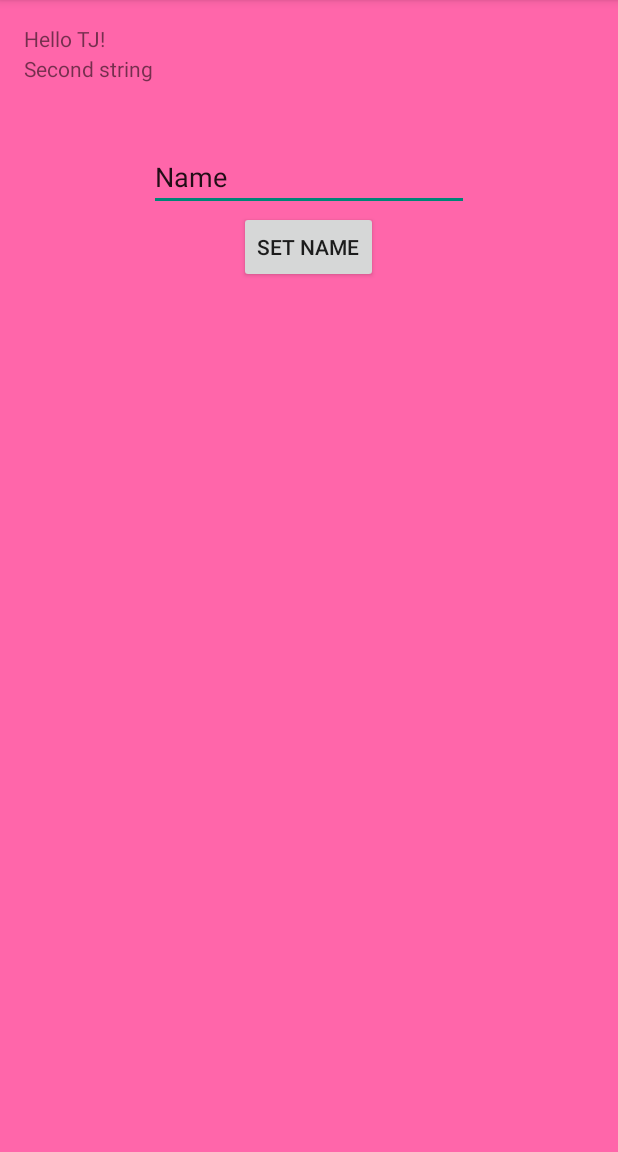
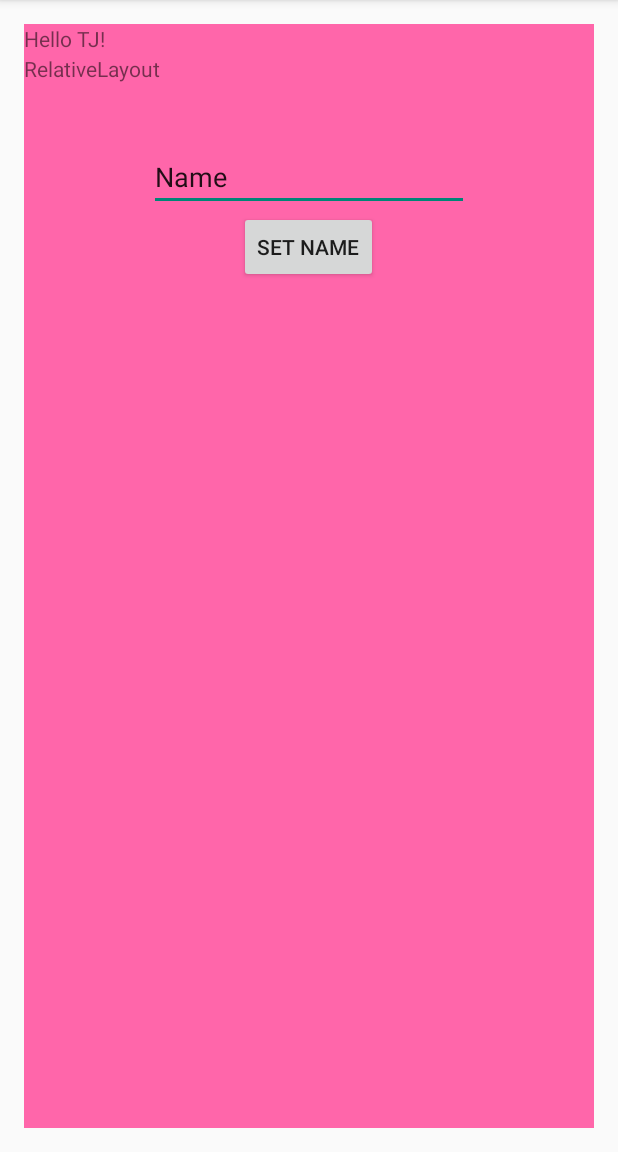
Before and after one commit to 48ca/mobile, an Android app: the screen it shows after launch (MainActivity), on a phone screen of 412 x 824 dp, the part 84-1236 px from its top. Run offline under Robolectric (Android 15) with nearby library versions, the phone set to English and light mode, and no system bars.

Commit message:
Finish day 2

```diff
--- a/MyApplication/app/src/main/res/layout/activity_main.xml
+++ b/MyApplication/app/src/main/res/layout/activity_main.xml
@@ -3,14 +3,16 @@
     android:layout_height="match_parent" android:paddingLeft="@dimen/activity_horizontal_margin"
     android:paddingRight="@dimen/activity_horizontal_margin"
     android:paddingTop="@dimen/activity_vertical_margin"
-    android:paddingBottom="@dimen/activity_vertical_margin" tools:context=".MainActivity"
-    android:background="@color/foo">
+    android:paddingBottom="@dimen/activity_vertical_margin" tools:context=".MainActivity">
+
+    <View android:layout_width="wrap_content" android:background="@color/foo"
+        android:layout_height="wrap_content" />
 
     <TextView android:text="@string/welcome_string" android:layout_width="wrap_content"
         android:layout_height="wrap_content"
         android:id="@+id/textView" />
 
-    <TextView android:text="@string/hi_world" android:layout_width="wrap_content"
+    <TextView android:text="RelativeLayout" android:layout_width="wrap_content"
         android:layout_height="wrap_content"
         android:id="@+id/textView"
         android:paddingTop="20dp"/>
```
Also changed, not shown: MyApplication/app/src/main/res/layout/layout_1.xml (added, +10 -0 lines), MyApplication/app/src/main/res/layout/layout_2.xml (added, +9 -0 lines).
